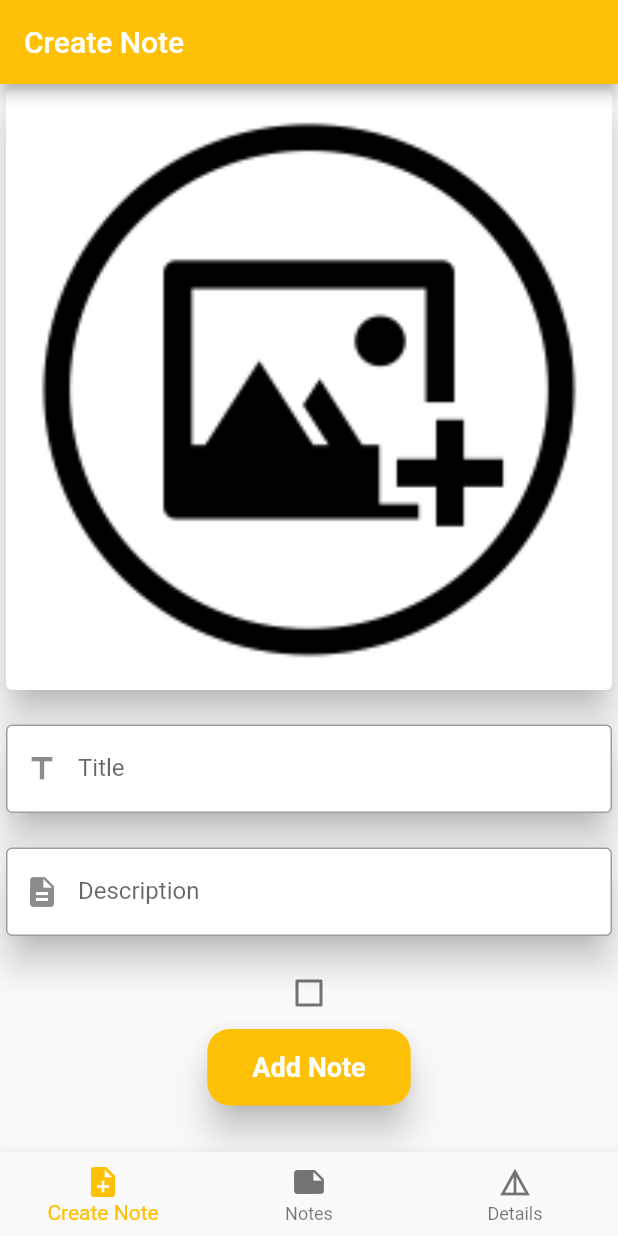
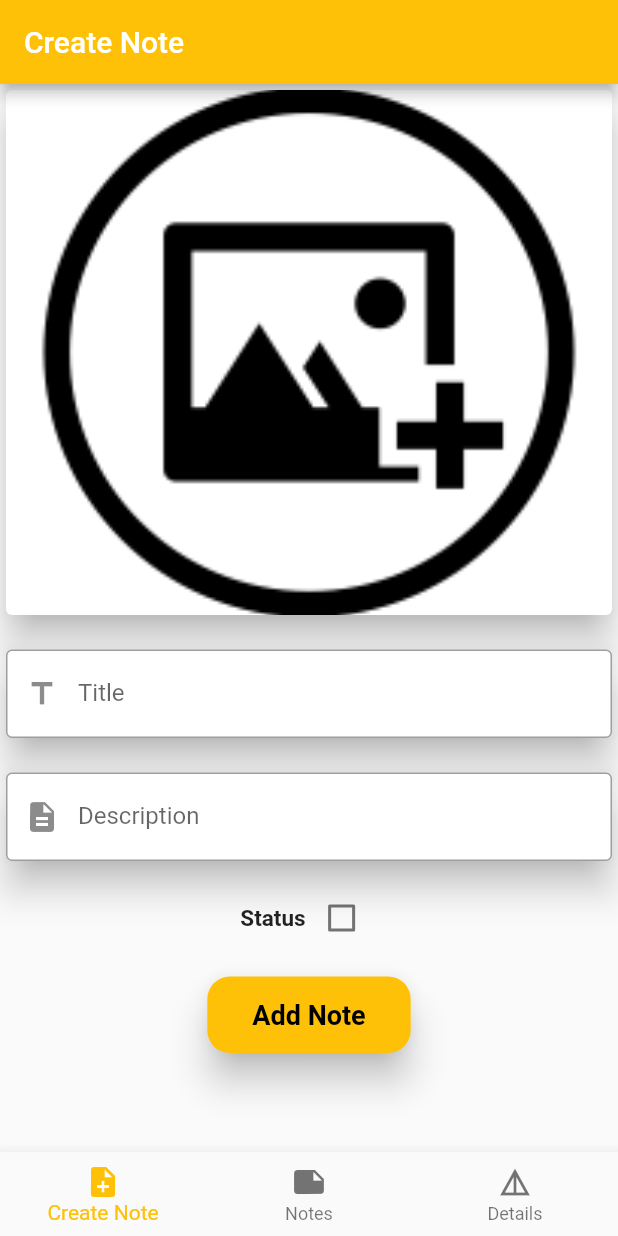
Before and after one commit to mahmoudashry98/visual_note, a Flutter app: the HomeLayoutScreen screen opened directly, on a phone screen of 412 x 824 dp. Run offline on Flutter 3.47's test engine with Material 2 defaults, Android fonts, the phone set to English and light mode, and no system bars; our stand-ins replace bloc, cloud_firestore, conditional_builder_null_safety, firebase_auth, firebase_core, firebase_storage and 3 more; missing offline and left inert: firebase_app_check; accounts and stored records are empty.

```diff
--- a/lib/modules/creates_note/create_notes.dart
+++ b/lib/modules/creates_note/create_notes.dart
@@ -3,24 +3,26 @@ import 'package:flutter/material.dart';
 import 'package:flutter_bloc/flutter_bloc.dart';
 import 'package:visual_note/layout/cubit/cubit.dart';
 import 'package:visual_note/layout/cubit/states.dart';
-import 'package:visual_note/models/user_model.dart';
 import 'package:visual_note/shared/components/components.dart';
-import 'package:visual_note/shared/components/constants.dart';
+import 'package:intl/intl.dart';
 
+// ignore: must_be_immutable
 class CreateNoteScreen extends StatelessWidget {
+  var formKey = GlobalKey<FormState>();
   @override
   Widget build(BuildContext context) {
-    UserModel? userModel;
     var titleController = TextEditingController();
     var descriptionController = TextEditingController();
 
     return BlocConsumer<AppCubit, AppStates>(
       listener: (context, state) {
+        if (state is AppAddNoteErrorState) {}
       },
       builder: (context, state) {
-         var productModel = AppCubit.get(context).noteModel;
-         var productImage = AppCubit.get(context).noteImage;
+        var noteImage = AppCubit.get(context).noteImage;
         return SingleChildScrollView(
+          child: Form(
+            key: formKey,
             child: Column(
               children: [
                 Card(
@@ -31,13 +33,13 @@ class CreateNoteScreen extends StatelessWidget {
                       AppCubit.get(context).getNoteImage();
                     },
                     child: Container(
-                    height: 400,
+                      height: 350,
                       width: double.infinity,
                       decoration: BoxDecoration(
                         image: DecorationImage(
-                        image: productImage == null
+                          image: noteImage == null
                               ? AssetImage('assets/images/Image.png')
-                            : FileImage(productImage) as ImageProvider,
+                              : FileImage(noteImage) as ImageProvider,
                           fit: BoxFit.cover,
                         ),
                       ),
@@ -53,11 +55,11 @@ class CreateNoteScreen extends StatelessWidget {
                     child: defaultFormField(
                       label: 'Title',
                       prefix: Icons.title,
-                    // validate: (String? value) {
-                    //   if (value!.isEmpty) {
-                    //     return 'Please Enter Your Title';
-                    //   }
-                    // },
+                      validate: (String? value) {
+                        if (value!.isEmpty) {
+                          return 'Please Enter Your Title';
+                        }
+                      },
                       controller: titleController,
                       keyboardType: TextInputType.text,
                     ),
@@ -72,11 +74,11 @@ class CreateNoteScreen extends StatelessWidget {
                     child: defaultFormField(
                       label: 'Description',
                       prefix: Icons.description,
-                    // validate: (String? value) {
-                    //   if (value!.isEmpty) {
-                    //     return 'Please Enter Your Description';
-                    //   }
-                    // },
+                      validate: (String? value) {
+                        if (value!.isEmpty) {
+                          return 'Please Enter Your Description';
+                        }
+                      },
                       controller: descriptionController,
                       keyboardType: TextInputType.text,
                     ),
@@ -85,40 +87,46 @@ class CreateNoteScreen extends StatelessWidget {
                 SizedBox(
                   height: 10,
                 ),
+                Row(
+                  mainAxisAlignment: MainAxisAlignment.center,
+                  children: [
+                    Text(
+                      'Status',
+                      style:
+                          TextStyle(fontSize: 15, fontWeight: FontWeight.bold),
+                    ),
                     Checkbox(
                       checkColor: Colors.white,
-                value:  AppCubit.get(context).value,
+                      value: AppCubit.get(context).value,
                       onChanged: (bool? value) {
                         AppCubit.get(context).checkbox(value);
-
                         print(value);
-
                       },
+                    ),
+                  ],
+                ),
+                SizedBox(
+                  height: 15,
                 ),
 
                 //ignore: deprecated_member_use
                 ConditionalBuilder(
                   condition: state is! AppCreateNoteLoadingState,
-                builder: (context) =>
-                    Container(
+                  builder: (context) => Container(
                     child: RaisedButton(
                       elevation: 10,
                       onPressed: () {
-                      ScaffoldMessenger.of(context).showSnackBar(SnackBar(
-                        content: Text('Thanks for Note'),
-                        duration: Duration(seconds: 4),
-                        backgroundColor: Colors.amber,
-                      ));
                         var now = DateTime.now();
-                     // if (formKey.currentState!.validate()){
+                        String formattedDate =
+                            DateFormat.MMMEd().add_jm().format(now);
+                        if (formKey.currentState!.validate()) {
                           AppCubit.get(context).uploadNote(
-                           //uId: userModel!.uId,
-                           dateTime: now.toString(),
+                            dateTime: formattedDate.toString(),
                             title: titleController.text,
                             description: descriptionController.text,
                             status: AppCubit.get(context).value,
                           );
-                      //}
+                        }
                       },
                       padding:
                           EdgeInsets.symmetric(horizontal: 30, vertical: 15),
@@ -128,7 +136,7 @@ class CreateNoteScreen extends StatelessWidget {
                       child: Text(
                         'Add Note',
                         style: TextStyle(
-                        color: Colors.white,
+                          color: Colors.black,
                           fontSize: 18,
                           fontWeight: FontWeight.bold,
                         ),
@@ -140,6 +148,7 @@ class CreateNoteScreen extends StatelessWidget {
                 ),
               ],
             ),
+          ),
         );
       },
     );
--- a/lib/modules/register/cubit/cubit.dart
+++ b/lib/modules/register/cubit/cubit.dart
@@ -1,7 +1,6 @@
 import 'package:cloud_firestore/cloud_firestore.dart';
 import 'package:firebase_auth/firebase_auth.dart';
 import 'package:flutter_bloc/flutter_bloc.dart';
-import 'package:flutter/material.dart';
 import 'package:visual_note/models/user_model.dart';
 import 'package:visual_note/modules/register/cubit/states.dart';
 
@@ -44,7 +43,6 @@ class VisualNoteRegisterCubit extends Cubit<VisualNoteRegisterStates> {
     required String uId,
   }) {
     UserModel userModel = UserModel(
-
       name: name,
       email: email,
       uId: uId,
```
Also changed, not shown: lib/modules/notes/notes.dart (+49 -32 lines). Lines whose indentation alone changed are shown as unchanged.
